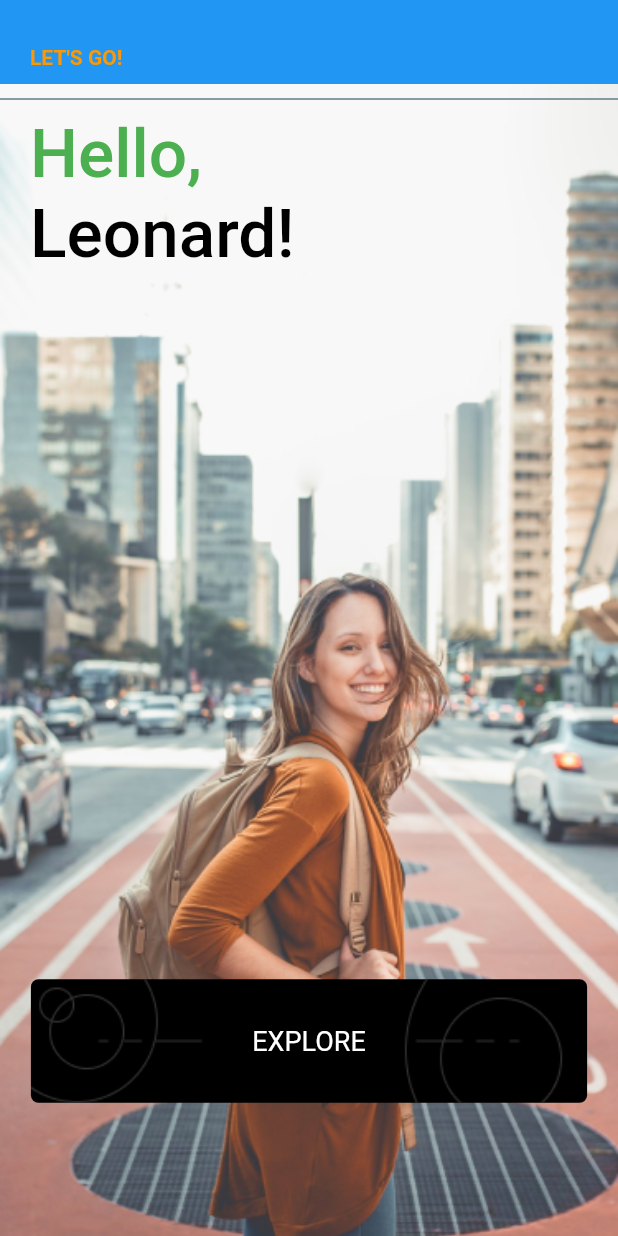
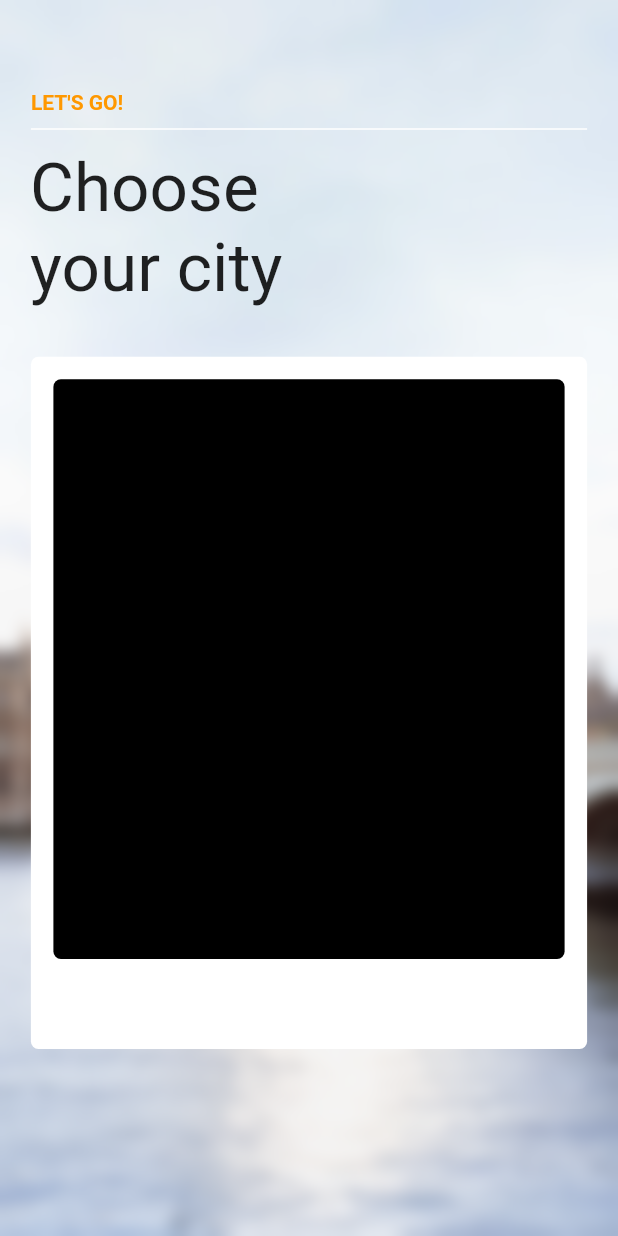
Before and after one commit to jbergloda1/frebietravelapp, a Flutter app: the screen it shows after launch, after a tap on "EXPLORE", on a phone screen of 412 x 824 dp. Run offline on Flutter 3.47's test engine with Material 2 defaults, Android fonts, the phone set to English and light mode, and no system bars; our stand-ins replace carousel_slider.

Commit message:
update code

```diff
--- a/src/lib/Components/buttonBackground.dart
+++ b/src/lib/Components/buttonBackground.dart
@@ -1,17 +1,18 @@
 import 'package:flutter/material.dart';
 
 class ButtonBg extends StatelessWidget {
-  const ButtonBg({Key? key}) : super(key: key);
+  final VoidCallback screenName;
+  const ButtonBg({Key? key, required this.screenName}) : super(key: key);
 
   @override
   Widget build(BuildContext context) {
     Size size = MediaQuery.of(context).size;
-    return GestureDetector(
+    return Center(
       child: Container(
         width: size.width * 0.9,
         height: size.height * 0.1,
         decoration: BoxDecoration(
-            color: Colors.black,
+          color: Colors.black87,
           borderRadius: BorderRadius.all(
             Radius.circular(5),
           ),
@@ -19,7 +20,11 @@ class ButtonBg extends StatelessWidget {
               image: AssetImage("assets/images/buttonbg.png"),
               fit: BoxFit.cover),
         ),
-          child: Center(
+        child: ElevatedButton(
+          onPressed: screenName,
+          style: ButtonStyle(
+            backgroundColor: MaterialStateProperty.all(Colors.transparent),
+          ),
           child: Text(
             'EXPLORE',
             style: TextStyle(
@@ -29,8 +34,6 @@ class ButtonBg extends StatelessWidget {
           ),
         ),
       ),
-        onTap: () {
-          print("you clicked me");
-        });
+    );
   }
 }
--- /dev/null
+++ b/src/lib/Layouts/header1.dart
@@ -0,0 +1,34 @@
+import 'package:flutter/material.dart';
+import 'package:frebietravel/constants.dart';
+
+class Header extends StatelessWidget {
+  final Color color;
+  const Header({Key? key, required this.color}) : super(key: key);
+
+  @override
+  Widget build(BuildContext context) {
+    Size size = MediaQuery.of(context).size;
+    return Container(
+      padding: EdgeInsets.only(top: kPrimaryPadding + 40.0),
+      width: size.width * 0.9,
+      height: size.height * 0.12,
+      child: Column(
+        crossAxisAlignment: CrossAxisAlignment.start,
+        children: <Widget>[
+          Text(
+            "LET'S GO!",
+            style: TextStyle(
+              fontWeight: FontWeight.w700,
+              color: kPrimaryColor,
+            ),
+          ),
+          Divider(
+            height: 20,
+            thickness: 1,
+            color: color,
+          ),
+        ],
+      ),
+    );
+  }
+}
--- /dev/null
+++ b/src/lib/Routes/path.dart
@@ -0,0 +1,3 @@
+final String homePath = '/';
+final String home1Path = '/home1';
+final String home2Path = '/home2';
--- a/src/lib/Screens/Components/body.dart
+++ /dev/null
@@ -1,103 +0,0 @@
-import 'package:flutter/material.dart';
-import 'package:frebietravel/Components/buttonBackground.dart';
-import 'package:frebietravel/Screens/Components/background.dart';
-import 'package:frebietravel/constants.dart';
-
-class Body extends StatelessWidget {
-  const Body({Key? key}) : super(key: key);
-
-  @override
-  Widget build(BuildContext context) {
-    Size size = MediaQuery.of(context).size;
-    return Background(
-      child: Column(
-        children: <Widget>[
-          Container(
-            child: Column(
-              children: <Widget>[
-                Divider(
-                  height: 20,
-                  thickness: 1,
-                  color: Colors.blueGrey,
-                ),
-                Container(
-                  width: size.width,
-                  height: size.height * 0.3,
-                  padding: EdgeInsets.only(left: kPrimaryPadding),
-                  child: Column(
-                    crossAxisAlignment: CrossAxisAlignment.start,
-                    children: <Widget>[
-                      Text(
-                        'Hello,',
-                        style: TextStyle(
-                          fontSize: 45.0,
-                          fontWeight: FontWeight.w500,
-                          color: Colors.green,
-                        ),
-                      ),
-                      Text(
-                        'Leonard!',
-                        style: TextStyle(
-                          fontSize: 45.0,
-                          fontWeight: FontWeight.w500,
-                          color: Colors.black,
-                        ),
-                      ),
-                    ],
-                  ),
-                ),
-                SizedBox(
-                  height: size.height * 0.4,
-                ),
-                Stack(
-                  children: <Widget>[
-                    Container(
-                      child: ButtonBg(),
-                    ),
-                  ],
-                ),
-              ],
-            ),
-          )
-          // Row(
-          //   children: <Widget>[
-          //     Padding(
-          //       padding: EdgeInsets.only(
-          //         top: kPrimaryPadding + 30.0,
-          //         left: kPrimaryPadding + 10.0,
-          //       ),
-          //       child: Column(
-          //         crossAxisAlignment: CrossAxisAlignment.start,
-          //         children: <Widget>[
-          //           Text(
-          //             "LET'S GO!",
-          //             style: TextStyle(
-          //               fontWeight: FontWeight.w500,
-          //               color: kPrimaryColor,
-          //             ),
-          //           ),
-          //           Divider(
-          //             height: 20,
-          //             thickness: 1,
-          //             color: Colors.blueGrey,
-          //           ),
-          //           SizedBox(
-          //             height: size.height * 0.15,
-          //           ),
-          //           Text(
-          //             "Hello",
-          //             style: TextStyle(
-          //               fontWeight: FontWeight.w500,
-          //               color: kPrimaryColor,
-          //             ),
-          //           ),
-          //         ],
-          //       ),
-          //     ),
-          //   ],
-          // ),
-        ],
-      ),
-    );
-  }
-}
--- a/src/lib/Screens/Components/background.dart
+++ b/src/lib/Screens/Home/Components/background.dart
@@ -1,5 +1,4 @@
 import 'package:flutter/material.dart';
-import 'package:frebietravel/constants.dart';
 
 class Background extends StatelessWidget {
   final Widget child;
--- /dev/null
+++ b/src/lib/Screens/Home/Components/body.dart
@@ -0,0 +1,73 @@
+import 'package:flutter/material.dart';
+import 'package:frebietravel/Components/buttonBackground.dart';
+import 'package:frebietravel/Layouts/header1.dart';
+import 'package:frebietravel/Screens/Home/Components/background.dart';
+import 'package:frebietravel/Screens/Home2/home2.dart';
+import 'package:frebietravel/constants.dart';
+
+class Body extends StatelessWidget {
+  const Body({Key? key}) : super(key: key);
+
+  @override
+  Widget build(BuildContext context) {
+    Size size = MediaQuery.of(context).size;
+    return Background(
+      child: Column(
+        children: <Widget>[
+          Header(
+            color: Colors.grey,
+          ),
+          Container(
+            child: Column(
+              children: <Widget>[
+                Container(
+                  width: size.width,
+                  height: size.height * 0.3,
+                  padding: EdgeInsets.only(left: kPrimaryPadding),
+                  child: Column(
+                    crossAxisAlignment: CrossAxisAlignment.start,
+                    children: <Widget>[
+                      Text(
+                        'Hello,',
+                        style: TextStyle(
+                          fontSize: 45.0,
+                          fontWeight: FontWeight.w500,
+                          color: Colors.green,
+                        ),
+                      ),
+                      Text(
+                        'Leonard!',
+                        style: TextStyle(
+                          fontSize: 45.0,
+                          fontWeight: FontWeight.w500,
+                          color: Colors.black,
+                        ),
+                      ),
+                    ],
+                  ),
+                ),
+                SizedBox(
+                  height: size.height * 0.44,
+                ),
+                Container(
+                  child: ButtonBg(
+                    screenName: () {
+                      Navigator.push(
+                        context,
+                        MaterialPageRoute(
+                          builder: (context) {
+                            return Home2();
+                          },
+                        ),
+                      );
+                    },
+                  ),
+                ),
+              ],
+            ),
+          )
+        ],
+      ),
+    );
+  }
+}
--- /dev/null
+++ b/src/lib/Screens/Home/Welcome-screen.dart
@@ -0,0 +1,13 @@
+import 'package:flutter/material.dart';
+import 'package:frebietravel/Screens/Home/Components/body.dart';
+
+class WelcomeScreen extends StatelessWidget {
+  const WelcomeScreen({Key? key}) : super(key: key);
+
+  @override
+  Widget build(BuildContext context) {
+    return Scaffold(
+      body: Body(),
+    );
+  }
+}
--- /dev/null
+++ b/src/lib/Screens/Home2/Components/background.dart
@@ -0,0 +1,48 @@
+import 'dart:ui';
+
+import 'package:flutter/material.dart';
+
+class Background extends StatelessWidget {
+  final Widget child;
+  const Background({
+    Key? key,
+    required this.child,
+  }) : super(key: key);
+
+  @override
+  Widget build(BuildContext context) {
+    Size size = MediaQuery.of(context).size;
+    return Container(
+      height: size.height,
+      width: double.infinity,
+      child: Stack(
+        alignment: Alignment.center,
+        children: <Widget>[
+          Container(
+            decoration: BoxDecoration(
+              image: DecorationImage(
+                image: ExactAssetImage('assets/images/Explorethecity1.png'),
+                fit: BoxFit.cover,
+              ),
+            ),
+            child: BackdropFilter(
+              filter: ImageFilter.blur(sigmaX: 5.0, sigmaY: 5.0),
+              child: Container(
+                decoration: BoxDecoration(
+                  color: Colors.white.withOpacity(0.0),
+                ),
+              ),
+            ),
+          ),
+          // Positioned.fill(
+          //   child: Image.asset(
+          //     "assets/images/Explorethecity1.png",
+          //     fit: BoxFit.cover,
+          //   ),
+          // ),
+          child,
+        ],
+      ),
+    );
+  }
+}
--- /dev/null
+++ b/src/lib/Screens/Home2/Components/body.dart
@@ -0,0 +1,126 @@
+import 'package:flutter/material.dart';
+import 'package:frebietravel/Layouts/header1.dart';
+import 'package:frebietravel/Screens/Home2/Components/background.dart';
+import 'package:frebietravel/constants.dart';
+import 'package:carousel_slider/carousel_slider.dart';
+
+class Body extends StatelessWidget {
+  final List<String> imageList = [
+    'assets/images/Explorethecity1.png'
+        'assets/images/Explorethecity2.png'
+  ];
+  Body({Key? key}) : super(key: key);
+
+  @override
+  Widget build(BuildContext context) {
+    Size size = MediaQuery.of(context).size;
+    return Background(
+      child: Column(
+        children: <Widget>[
+          Container(
+            child: Header(
+              color: Colors.white,
+            ),
+          ),
+          Container(
+            alignment: Alignment.topLeft,
+            padding: EdgeInsets.only(left: kPrimaryPadding),
+            child: Text(
+              'Choose \nyour city',
+              style: TextStyle(
+                fontSize: 45.0,
+              ),
+            ),
+          ),
+          SizedBox(
+            height: size.height * 0.04,
+          ),
+          Container(
+            height: size.height * 0.56,
+            width: size.width * 0.9,
+            decoration: BoxDecoration(
+              color: Colors.white,
+              borderRadius: BorderRadius.all(
+                Radius.circular(5),
+              ),
+            ),
+            child: Stack(
+              children: <Widget>[
+                Padding(
+                  padding: EdgeInsets.only(
+                    top: 15,
+                    left: 15,
+                    right: 15,
+                    bottom: 60,
+                  ),
+                  child: Container(
+                    width: size.width * 0.9 - 20,
+                    decoration: BoxDecoration(
+                      color: Colors.black,
+                      borderRadius: BorderRadius.all(
+                        Radius.circular(5),
+                      ),
+                    ),
+                    // child: CarouselSlider(
+                    //   options: CarouselOptions(
+                    //     enableInfiniteScroll: false,
+                    //     autoPlay: true,
+                    //   ),
+                    //   items: imageList
+                    //       .map(
+                    //         (e) => ClipRRect(
+                    //           borderRadius: BorderRadius.circular(8),
+                    //           child: Stack(
+                    //             fit: StackFit.expand,
+                    //             children: <Widget>[
+                    //               Image.asset(e),
+                    //             ],
+                    //           ),
+                    //         ),
+                    //       )
+                    //       .toList(),
+                    // ),
+                  ),
+                ),
+              ],
+            ),
+          ),
+          // Stack(
+          //   children: <Widget>[
+          //     Container(
+          //       alignment: Alignment.center,
+          //       width: size.width * 0.9,
+          //       height: size.height * 0.5,
+          //       decoration: BoxDecoration(
+          //         color: Colors.white,
+          //         borderRadius: BorderRadius.all(
+          //           Radius.circular(5.0),
+          //         ),
+          //       ),
+          //       child: Container(
+          //         width: size.width * 0.8,
+          //         height: size.height * 0.3,
+          //         decoration: BoxDecoration(color: Colors.transparent),
+          //       ),
+          //       // decoration: BoxDecoration(),
+          //     ),
+          //     Positioned(
+          //       width: size.width * 0.3,
+          //       height: 20,
+          //       child: Container(
+          //         decoration: BoxDecoration(
+          //           color: Colors.black,
+          //           borderRadius: BorderRadius.all(
+          //             Radius.circular(5.0),
+          //           ),
+          //         ),
+          //       ),
+          //       // decoration: BoxDecoration(),
+          //     ),
+          //   ],
+          // ),
+        ],
+      ),
+    );
+  }
+}
--- /dev/null
+++ b/src/lib/Screens/Home2/home2.dart
@@ -0,0 +1,13 @@
+import 'package:flutter/material.dart';
+import 'package:frebietravel/Screens/Home2/Components/body.dart';
+
+class Home2 extends StatelessWidget {
+  const Home2({Key? key}) : super(key: key);
+
+  @override
+  Widget build(BuildContext context) {
+    return Scaffold(
+      body: Body(),
+    );
+  }
+}
--- a/src/lib/Screens/Welcome-screen.dart
+++ /dev/null
@@ -1,31 +0,0 @@
-import 'package:flutter/material.dart';
-import 'package:frebietravel/Screens/Components/body.dart';
-import 'package:frebietravel/constants.dart';
-
-class WelcomeScreen extends StatelessWidget {
-  const WelcomeScreen({Key? key}) : super(key: key);
-
-  @override
-  Widget build(BuildContext context) {
-    return Scaffold(
-      appBar: AppBar(
-        elevation: 0,
-        leadingWidth: 200.0,
-        leading: Container(
-          padding: EdgeInsets.only(
-            left: kPrimaryPadding,
-            top: kPrimaryPadding + 10.0,
-          ),
-          child: Text(
-            "LET'S GO!",
-            style: TextStyle(
-              fontWeight: FontWeight.w700,
-              color: kPrimaryColor,
-            ),
-          ),
-        ),
-      ),
-      body: Body(),
-    );
-  }
-}
--- a/src/lib/main.dart
+++ b/src/lib/main.dart
@@ -1,6 +1,5 @@
 import 'package:flutter/material.dart';
-import 'package:frebietravel/Screens/Welcome-screen.dart';
-import 'package:frebietravel/constants.dart';
+import 'package:frebietravel/Screens/Home/Welcome-screen.dart';
 
 void main() {
   runApp(MyApp());
@@ -12,10 +11,7 @@ class MyApp extends StatelessWidget {
     return MaterialApp(
       debugShowCheckedModeBanner: false,
       title: 'Flutter Demo',
-      theme: ThemeData(
-        primaryColor: Colors.white,
-        scaffoldBackgroundColor: kPrimaryColor,
-      ),
+      theme: ThemeData(),
       home: WelcomeScreen(),
     );
   }
--- a/src/pubspec.yaml
+++ b/src/pubspec.yaml
@@ -28,6 +28,7 @@ dependencies:
   # The following adds the Cupertino Icons font to your application.
   # Use with the CupertinoIcons class for iOS style icons.
   cupertino_icons: ^1.0.2
+  carousel_slider: ^4.0.0
 
 dev_dependencies:
   flutter_test:
```
Also changed, not shown: src/lib/Routes/routes.dart (added, +10 -0 lines), src/pubspec.lock. Lines whose indentation alone changed are shown as unchanged.
